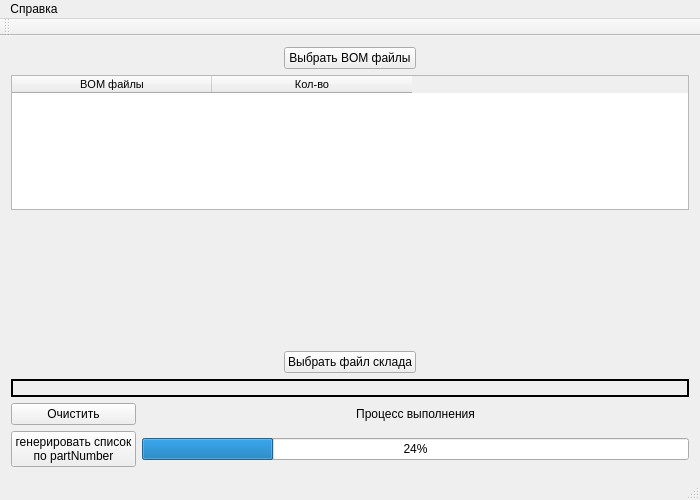
Above: mainwindow.ui from pivleonid/gpAll_v2 before the change. Below: the same form after it.
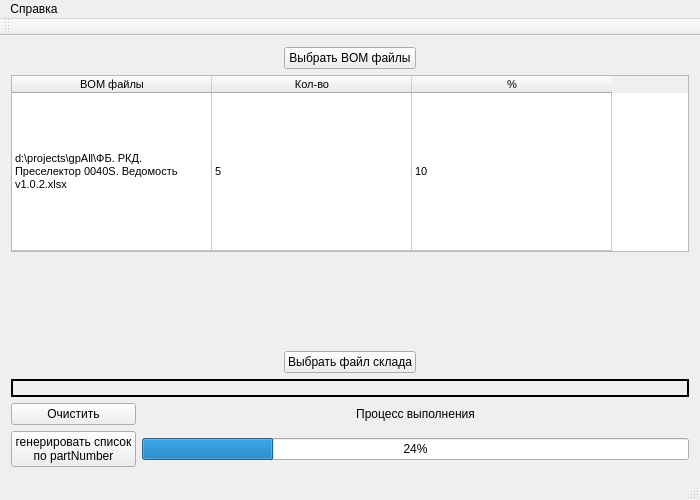
That is the form after the change.

```diff
--- a/mainwindow.ui
+++ b/mainwindow.ui
@@ -115,10 +115,10 @@
        <enum>QAbstractItemView::ScrollPerItem</enum>
       </property>
       <property name="rowCount">
-       <number>0</number>
+       <number>1</number>
       </property>
       <property name="columnCount">
-       <number>2</number>
+       <number>3</number>
       </property>
       <attribute name="horizontalHeaderVisible">
        <bool>true</bool>
@@ -141,6 +141,11 @@
       <attribute name="verticalHeaderStretchLastSection">
        <bool>true</bool>
       </attribute>
+      <row>
+       <property name="text">
+        <string>1</string>
+       </property>
+      </row>
       <column>
        <property name="text">
         <string>BOM файлы</string>
@@ -151,6 +156,26 @@
         <string>Кол-во</string>
        </property>
       </column>
+      <column>
+       <property name="text">
+        <string>%</string>
+       </property>
+      </column>
+      <item row="0" column="0">
+       <property name="text">
+        <string>d:\projects\gpAll\ФБ. РКД. Преселектор 0040S. Ведомость   v1.0.2.xlsx</string>
+       </property>
+      </item>
+      <item row="0" column="1">
+       <property name="text">
+        <string>5</string>
+       </property>
+      </item>
+      <item row="0" column="2">
+       <property name="text">
+        <string>10</string>
+       </property>
+      </item>
      </widget>
     </item>
     <item row="5" column="0" colspan="3">
```
